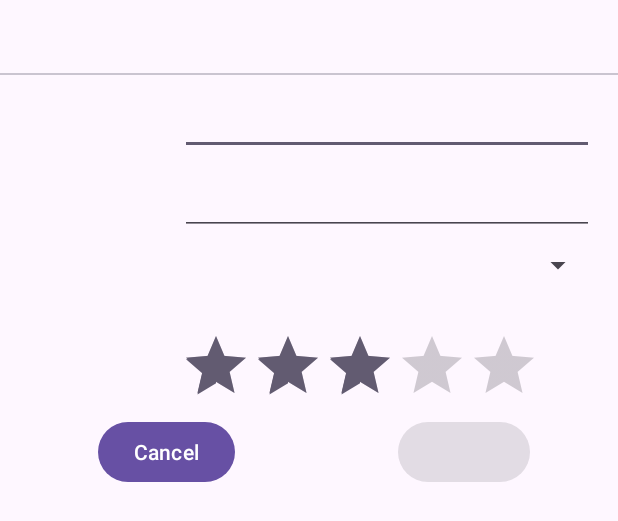
After one commit to MesumAli2/NanoHealthSuite, an Android app: the layout fragment_entry_dialog.xml on its own in the app's theme, with its tools: preview values and no code run, on a phone screen of 412 x 824 dp. The commit adds this screen. Shown: the top 521 px of the screen. Run offline under Robolectric (Android 15) with nearby library versions, the phone set to English and light mode, and no system bars.

Commit message:
Bottom Sheet implemented

```diff
--- a/app/src/main/java/com/mesum/nanohealthsuite/ui/DetailsFragment.kt
+++ b/app/src/main/java/com/mesum/nanohealthsuite/ui/DetailsFragment.kt
@@ -47,6 +47,10 @@ class DetailsFragment : Fragment() {
         viewModel.productResponse.observe(viewLifecycleOwner){
             Log.d("singleProduct", it.toString())
         }
+
+        val bottomSheetDialogFragment = HalfHeightBottomSheetDialogFragment()
+        bottomSheetDialogFragment.show(childFragmentManager, bottomSheetDialogFragment.tag)
+
     }
 
     private fun initialize() {
--- /dev/null
+++ b/app/src/main/res/layout/fragment_entry_dialog.xml
@@ -0,0 +1,161 @@
+<?xml version="1.0" encoding="utf-8"?>
+
+<androidx.constraintlayout.widget.ConstraintLayout
+    xmlns:android="http://schemas.android.com/apk/res/android"
+    xmlns:app="http://schemas.android.com/apk/res-auto"
+    android:layout_width="match_parent"
+    android:layout_height="match_parent">
+
+    <androidx.constraintlayout.widget.Guideline
+        android:id="@+id/guideline_left"
+        android:layout_width="wrap_content"
+        android:layout_height="wrap_content"
+        android:orientation="vertical"
+        app:layout_constraintGuide_begin="16dp" />
+
+    <androidx.constraintlayout.widget.Guideline
+        android:id="@+id/guideline_left_indent"
+        android:layout_width="wrap_content"
+        android:layout_height="wrap_content"
+        android:orientation="vertical"
+        app:layout_constraintGuide_begin="120dp" />
+
+    <androidx.constraintlayout.widget.Guideline
+        android:id="@+id/guideline_end_of_first_block"
+        android:layout_width="wrap_content"
+        android:layout_height="wrap_content"
+        android:orientation="horizontal"
+        app:layout_constraintGuide_begin="220dp" />
+
+    <androidx.constraintlayout.widget.Guideline
+        android:id="@+id/guideline_middle"
+        android:layout_width="wrap_content"
+        android:layout_height="wrap_content"
+        android:orientation="vertical"
+        app:layout_constraintGuide_percent="0.5" />
+
+    <androidx.constraintlayout.widget.Guideline
+        android:id="@+id/guideline_top"
+        android:layout_width="wrap_content"
+        android:layout_height="wrap_content"
+        android:orientation="horizontal"
+        app:layout_constraintGuide_begin="8dp" />
+
+    <androidx.constraintlayout.widget.Guideline
+        android:id="@+id/guideline_right"
+        android:layout_width="wrap_content"
+        android:layout_height="wrap_content"
+        android:orientation="vertical"
+        app:layout_constraintGuide_end="16dp" />
+
+    <TextView
+        android:id="@+id/header_title"
+        android:layout_width="0dp"
+        android:layout_height="wrap_content"
+        android:textAppearance="@style/TextAppearance.Material3.HeadlineSmall"
+        app:layout_constraintTop_toBottomOf="@+id/guideline_top"
+        app:layout_constraintEnd_toStartOf="@+id/guideline_middle"
+        app:layout_constraintStart_toStartOf="@+id/guideline_left" />
+
+    <com.google.android.material.divider.MaterialDivider
+        android:id="@+id/divider"
+        android:layout_width="match_parent"
+        android:layout_height="wrap_content"
+        android:layout_marginTop="8dp"
+        app:layout_constraintTop_toBottomOf="@+id/header_title" />
+
+    <EditText
+        android:id="@+id/name"
+        android:layout_width="0dp"
+        android:layout_height="wrap_content"
+        android:layout_marginTop="8dp"
+        android:ems="10"
+        android:inputType="textPersonName"
+        app:layout_constraintEnd_toStartOf="@+id/guideline_right"
+        app:layout_constraintStart_toStartOf="@+id/guideline_left_indent"
+        app:layout_constraintTop_toBottomOf="@+id/divider"
+        android:importantForAutofill="no" />
+
+    <TextView
+        android:layout_width="0dp"
+        android:layout_height="wrap_content"
+        android:labelFor="@id/name"
+        app:layout_constraintBaseline_toBaselineOf="@+id/name"
+        app:layout_constraintEnd_toStartOf="@+id/guideline_left_indent"
+        app:layout_constraintStart_toStartOf="@+id/guideline_left" />
+
+    <EditText
+        android:id="@+id/description"
+        android:layout_width="0dp"
+        android:layout_height="wrap_content"
+        android:layout_marginTop="8dp"
+        android:ems="10"
+        android:gravity="start|top"
+        android:inputType="text"
+        app:layout_constraintEnd_toStartOf="@+id/guideline_right"
+        app:layout_constraintStart_toStartOf="@+id/guideline_left_indent"
+        app:layout_constraintTop_toBottomOf="@+id/name"
+        android:importantForAutofill="no" />
+
+    <TextView
+        android:id="@+id/desciption"
+        android:layout_width="0dp"
+        android:layout_height="wrap_content"
+        android:labelFor="@id/description"
+        app:layout_constraintBaseline_toBaselineOf="@+id/description"
+        app:layout_constraintEnd_toStartOf="@+id/guideline_left_indent"
+        app:layout_constraintStart_toStartOf="@+id/guideline_left" />
+
+    <TextView
+        android:layout_width="0dp"
+        android:layout_height="wrap_content"
+        android:labelFor="@id/color_spinner"
+        app:layout_constraintBaseline_toBaselineOf="@+id/color_spinner"
+        app:layout_constraintEnd_toStartOf="@+id/guideline_left_indent"
+        app:layout_constraintStart_toStartOf="@+id/guideline_left" />
+
+    <Spinner
+        android:id="@+id/color_spinner"
+        android:layout_width="0dp"
+        android:layout_height="wrap_content"
+        android:layout_marginTop="8dp"
+        app:layout_constraintEnd_toStartOf="@+id/guideline_right"
+        app:layout_constraintStart_toStartOf="@+id/guideline_left_indent"
+        app:layout_constraintTop_toBottomOf="@+id/description" />
+
+    <TextView
+        android:layout_width="wrap_content"
+        android:layout_height="wrap_content"
+        android:labelFor="@id/rating_bar"
+        app:layout_constraintStart_toStartOf="@+id/guideline_left"
+        app:layout_constraintTop_toTopOf="@+id/guideline_end_of_first_block" />
+
+    <RatingBar
+        android:id="@+id/rating_bar"
+        android:rating="3"
+        android:stepSize="1"
+        android:layout_width="wrap_content"
+        android:layout_height="wrap_content"
+        app:layout_constraintStart_toStartOf="@+id/guideline_left_indent"
+        app:layout_constraintTop_toTopOf="@+id/guideline_end_of_first_block" />
+
+    <com.google.android.material.button.MaterialButton
+        android:id="@+id/saveButton"
+        android:layout_width="wrap_content"
+        android:layout_height="wrap_content"
+        android:enabled="false"
+        style="@style/Widget.Material3.Button"
+        app:layout_constraintEnd_toEndOf="parent"
+        app:layout_constraintStart_toStartOf="@+id/guideline_middle"
+        app:layout_constraintTop_toBottomOf="@+id/rating_bar" />
+
+    <com.google.android.material.button.MaterialButton
+        android:id="@+id/cancelButton"
+        android:layout_width="wrap_content"
+        android:layout_height="wrap_content"
+        android:text="@android:string/cancel"
+        app:layout_constraintEnd_toStartOf="@+id/guideline_middle"
+        app:layout_constraintStart_toStartOf="@+id/guideline_left"
+        app:layout_constraintTop_toTopOf="@+id/saveButton" />
+
+</androidx.constraintlayout.widget.ConstraintLayout>
--- a/app/src/main/res/values/strings.xml
+++ b/app/src/main/res/values/strings.xml
@@ -5,4 +5,5 @@
     <string name="email">Email</string>
     <string name="password">Password</string>
     <string name="ctn">Continue</string>
+    <string name="details">Detail</string>
 </resources>
```
Also changed, not shown: app/src/main/java/com/mesum/nanohealthsuite/ui/ProductBottomSheet.kt (added, +97 -0 lines), app/src/main/res/layout/fragment_details.xml (+36 -7 lines), app/src/main/res/drawable/iconback.png (added).
